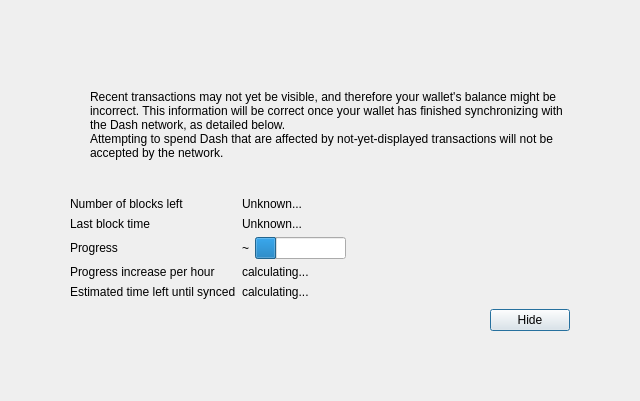
Before: the Qt Designer form src/qt/forms/modaloverlay.ui in xdustinface/dash, drawn with Qt 5.
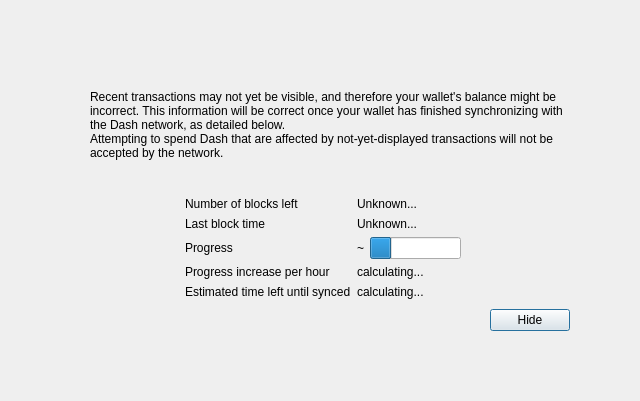
After: the same form once the commit is applied. Custom widgets are drawn as their Qt base class.

Commit message: qt: Center form layout in modaloverlay

```diff
--- a/src/qt/forms/modaloverlay.ui
+++ b/src/qt/forms/modaloverlay.ui
@@ -169,6 +169,9 @@
            <property name="fieldGrowthPolicy">
             <enum>QFormLayout::FieldsStayAtSizeHint</enum>
            </property>
+           <property name="formAlignment">
+            <set>Qt::AlignHCenter|Qt::AlignTop</set>
+           </property>
            <property name="horizontalSpacing">
             <number>6</number>
            </property>
```
